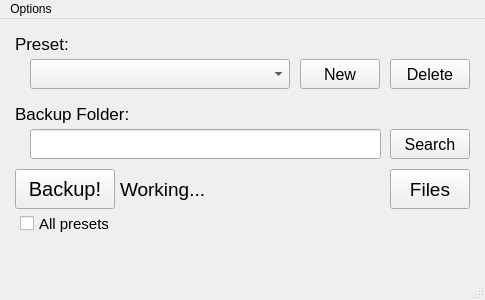
Qt form src/MainWindow/mainwindow.ui (Dwyriel/Backup_Utility) before a commit.
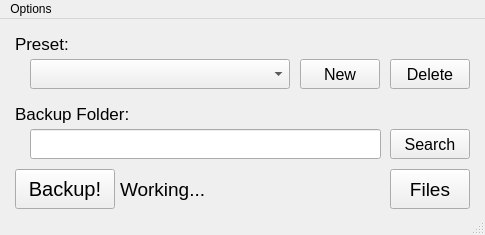
The same form after that commit. Icons and pictures are not drawn. Custom widgets are drawn as their Qt base class.

Commit message: Support for non-global menu environments

```diff
--- a/src/MainWindow/mainwindow.ui
+++ b/src/MainWindow/mainwindow.ui
@@ -7,7 +7,7 @@
     <x>0</x>
     <y>0</y>
     <width>485</width>
-    <height>300</height>
+    <height>235</height>
    </rect>
   </property>
   <property name="sizePolicy">
@@ -25,7 +25,7 @@
   <property name="maximumSize">
    <size>
     <width>485</width>
-    <height>300</height>
+    <height>235</height>
    </size>
   </property>
   <property name="cursor">
```
Left out of the diff: 12 changed lines with no effect on the pictures. The commit also changes 2 other files.
